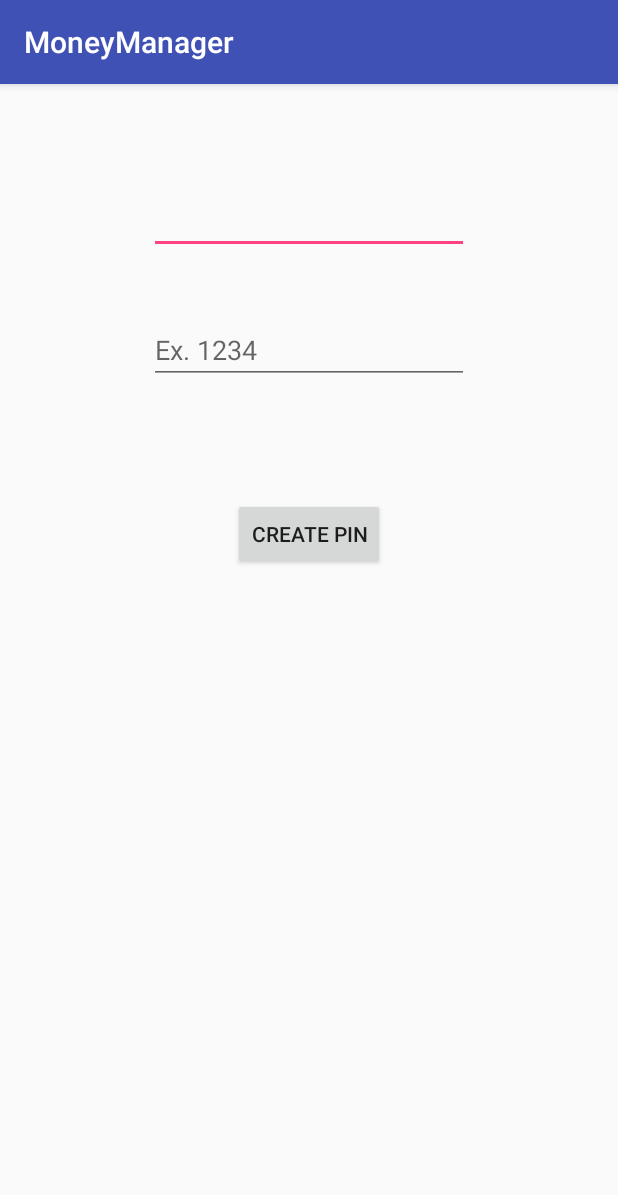
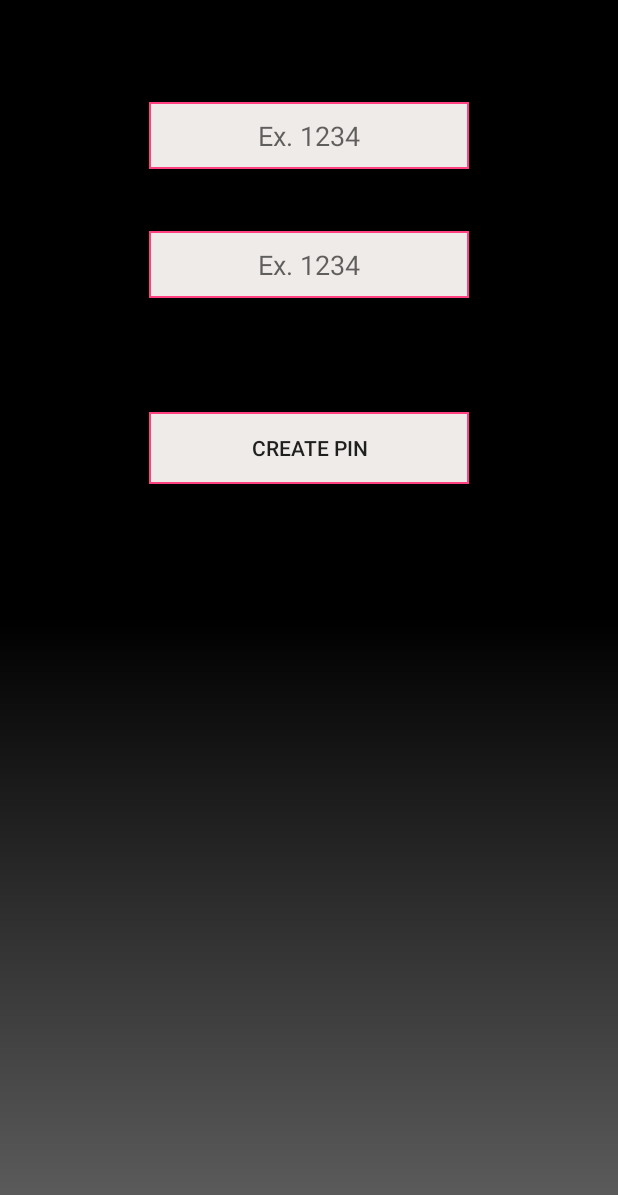
Before and after one commit to sutrkiller/MoneyManager, an Android app: the screen it shows after launch (CreatePasscodeActivity), on a phone screen of 412 x 824 dp. Shown: the top 1195 px of the screen. Run offline under Robolectric (Android 15) with nearby library versions, the phone set to English and light mode, and no system bars.

Commit message:
Just playing with styles

```diff
--- a/app/src/main/java/pv239/fi/muni/cz/moneymanager/MainActivity.java
+++ b/app/src/main/java/pv239/fi/muni/cz/moneymanager/MainActivity.java
@@ -2,16 +2,15 @@ package pv239.fi.muni.cz.moneymanager;
 
 import android.os.Bundle;
 import android.support.design.widget.FloatingActionButton;
+import android.support.design.widget.NavigationView;
 import android.support.design.widget.Snackbar;
-import android.view.View;
-import android.support.design.widget.NavigationView;
 import android.support.v4.view.GravityCompat;
 import android.support.v4.widget.DrawerLayout;
 import android.support.v7.app.ActionBarDrawerToggle;
-import android.support.v7.app.AppCompatActivity;
 import android.support.v7.widget.Toolbar;
 import android.view.Menu;
 import android.view.MenuItem;
+import android.view.View;
 
 public class MainActivity extends ALockingClass
         implements NavigationView.OnNavigationItemSelectedListener {
@@ -21,9 +20,7 @@ public class MainActivity extends ALockingClass
         super.onCreate(savedInstanceState);
         setContentView(R.layout.activity_main);
 
-        //deletePin();
-
-
+       deletePin();
 
         Toolbar toolbar = (Toolbar) findViewById(R.id.toolbar);
         setSupportActionBar(toolbar);
--- /dev/null
+++ b/app/src/main/res/drawable/margin.xml
@@ -0,0 +1,5 @@
+<?xml version="1.0" encoding="utf-8"?>
+<shape xmlns:android="http://schemas.android.com/apk/res/android" android:shape="rectangle" >
+    <solid android:color="#efebe9" />
+    <stroke android:width="1dip" android:color="@color/colorAccent"/>
+</shape>
--- a/app/src/main/res/drawable/side_nav_bar.xml
+++ b/app/src/main/res/drawable/vertical_black_white_radient_backgroud.xml
@@ -1,9 +1,9 @@
 <shape xmlns:android="http://schemas.android.com/apk/res/android"
     android:shape="rectangle">
     <gradient
-        android:angle="135"
-        android:centerColor="#4CAF50"
-        android:endColor="#2E7D32"
-        android:startColor="#81C784"
+        android:angle="90"
+        android:centerColor="#000000"
+        android:endColor="#000000"
+        android:startColor="#616161"
         android:type="linear" />
 </shape>
--- a/app/src/main/res/layout/activity_create_passcode.xml
+++ b/app/src/main/res/layout/activity_create_passcode.xml
@@ -3,45 +3,38 @@
     xmlns:tools="http://schemas.android.com/tools"
     android:layout_width="match_parent"
     android:layout_height="match_parent"
+    android:background="@drawable/vertical_black_white_radient_backgroud"
     android:paddingBottom="@dimen/activity_vertical_margin"
     android:paddingLeft="@dimen/activity_horizontal_margin"
     android:paddingRight="@dimen/activity_horizontal_margin"
     android:paddingTop="@dimen/activity_vertical_margin"
+
     tools:context="pv239.fi.muni.cz.moneymanager.CreatePasscodeActivity">
 
     <EditText
+        android:id="@+id/editTextEntry"
+        style="@style/pinEditText"
+        android:layout_alignParentTop="true"
+        android:layout_marginTop="52dp"/>
+
+    <EditText
+        android:id="@+id/editTextConfirm"
+        style="@style/pinEditText"
+        android:layout_below="@+id/editTextEntry"
+        android:layout_marginTop="41dp"/>
+
+    <Button
+        android:id="@+id/buttonCreatePin"
         android:layout_width="wrap_content"
         android:layout_height="wrap_content"
-        android:inputType="numberPassword"
-        android:ems="10"
-        android:id="@+id/editTextEntry"
-        android:layout_alignParentTop="true"
-        android:layout_centerHorizontal="true"
-        android:layout_marginTop="52dp"
-        android:maxLength="8"/>
-
-    <EditText
-        android:layout_width="wrap_content"
-        android:layout_height="wrap_content"
-        android:inputType="numberPassword"
-        android:ems="10"
-        android:id="@+id/editTextConfirm"
-        android:layout_below="@+id/editTextEntry"
-        android:layout_centerHorizontal="true"
-        android:layout_marginTop="41dp"
-        android:maxLength="8"
-        android:hint="Ex. 1234"/>
-
-    <Button
-        android:layout_width="wrap_content"
-        android:layout_height="wrap_content"
-        android:text="Create pin"
-        android:id="@+id/buttonCreatePin"
+        android:layout_alignEnd="@+id/editTextConfirm"
+        android:layout_alignStart="@+id/editTextConfirm"
         android:layout_below="@+id/editTextConfirm"
-        android:layout_centerHorizontal="true"
         android:layout_marginTop="76dp"
+        android:background="@drawable/margin"
+        android:hint="Ex. 1234"
         android:onClick="createPinOnClick"
-        android:hint="Ex. 1234"/>
+        android:text="Create pin" />
 
 
 </RelativeLayout>
--- a/app/src/main/res/layout/app_bar_main.xml
+++ b/app/src/main/res/layout/app_bar_main.xml
@@ -16,7 +16,7 @@
             android:id="@+id/toolbar"
             android:layout_width="match_parent"
             android:layout_height="?attr/actionBarSize"
-            android:background="?attr/colorPrimary"
+            android:background="@color/black"
             app:popupTheme="@style/AppTheme.PopupOverlay" />
 
     </android.support.design.widget.AppBarLayout>
--- a/app/src/main/res/menu/activity_main_drawer.xml
+++ b/app/src/main/res/menu/activity_main_drawer.xml
@@ -1,11 +1,13 @@
 <?xml version="1.0" encoding="utf-8"?>
 <menu xmlns:android="http://schemas.android.com/apk/res/android">
 
-    <group android:checkableBehavior="single">
+
+    <group android:checkableBehavior="single" >
         <item
             android:id="@+id/nav_camera"
             android:icon="@drawable/ic_menu_camera"
-            android:title="Import" />
+            android:title="History">
+        </item>
         <item
             android:id="@+id/nav_gallery"
             android:icon="@drawable/ic_menu_gallery"
--- a/app/src/main/res/menu/main.xml
+++ b/app/src/main/res/menu/main.xml
@@ -1,6 +1,11 @@
 <?xml version="1.0" encoding="utf-8"?>
 <menu xmlns:android="http://schemas.android.com/apk/res/android"
     xmlns:app="http://schemas.android.com/apk/res-auto">
+    <item
+        android:id="@+id/action_export"
+        android:orderInCategory="100"
+        android:title="Export..."
+        app:showAsAction="never" />
     <item
         android:id="@+id/action_settings"
         android:orderInCategory="100"
--- a/app/src/main/res/values/colors.xml
+++ b/app/src/main/res/values/colors.xml
@@ -1,7 +1,8 @@
 <?xml version="1.0" encoding="utf-8"?>
 <resources>
-    <color name="colorPrimary">#3F51B5</color>
-    <color name="colorPrimaryDark">#303F9F</color>
+    <color name="colorPrimary">#ffffff</color>
+    <color name="colorPrimaryDark">#000000</color>
     <color name="colorAccent">#FF4081</color>
     <color name="red">#ff0000</color>
+    <color name="black">#000000</color>
 </resources>
--- a/app/src/main/res/values/strings.xml
+++ b/app/src/main/res/values/strings.xml
@@ -6,4 +6,8 @@
     <string name="navigation_drawer_close">Close navigation drawer</string>
 
     <string name="action_settings">Settings</string>
+    <string name="msg_incorrectPin">Pin is incorrect!</string>
+    <string name="msg_minLengthPin">Minimum length is 4</string>
+    <string name="msg_pinMismatch">PINs do not match!</string>
+    <string name="encryptString">true</string>
 </resources>
--- a/app/src/main/res/values/styles.xml
+++ b/app/src/main/res/values/styles.xml
@@ -17,4 +17,27 @@
 
     <style name="AppTheme.PopupOverlay" parent="ThemeOverlay.AppCompat.Light" />
 
+    <style name="pinEditText">
+        <item name="android:layout_width">wrap_content</item>
+        <item name="android:layout_height">wrap_content</item>
+        <item name="android:padding">10dp</item>
+        <item name="android:inputType">numberPassword</item>
+        <item name="android:ems">10</item>
+        <item name="android:layout_centerHorizontal">true</item>
+        <item name="android:maxLength">8</item>
+        <item name="android:background">@drawable/margin</item>
+        <item name="android:hint">Ex. 1234</item>
+        <item name="android:textAlignment">center</item>
+    </style>
+
+    <style name="pinEditButton" parent="Widget.AppCompat.Button.Borderless">
+        <item name="android:layout_width">wrap_content</item>
+        <item name="android:layout_height">wrap_content</item>
+        <item name="android:layout_alignParentRight">true</item>
+        <item name="android:layout_alignParentTop">true</item>
+        <item name="android:textColor">@color/colorAccent</item>
+        <item name="android:textStyle">bold</item>
+
+    </style>
+
 </resources>
```
Also changed, not shown: app/src/main/AndroidManifest.xml (+9 -3 lines), app/src/main/java/pv239/fi/muni/cz/moneymanager/ALockingClass.java (+21 -22 lines), app/src/main/java/pv239/fi/muni/cz/moneymanager/CreatePasscodeActivity.java (+7 -15 lines), app/src/main/java/pv239/fi/muni/cz/moneymanager/PasscodeActivity.java (+7 -15 lines), app/src/main/res/layout/activity_passcode.xml (+11 -12 lines).
